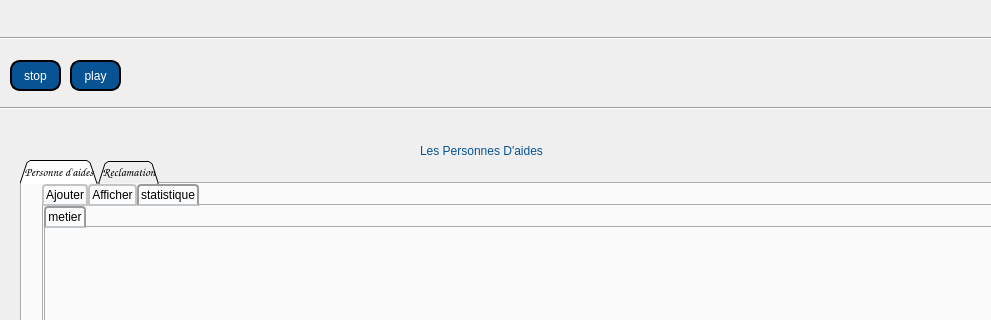
Qt form mainwindow1.ui (yanni2302/smart_parental_monitoring_2A22) before a commit; both pictures show x 0 to 991 and y 0 to 320 of the 1144 by 734 pixel window.
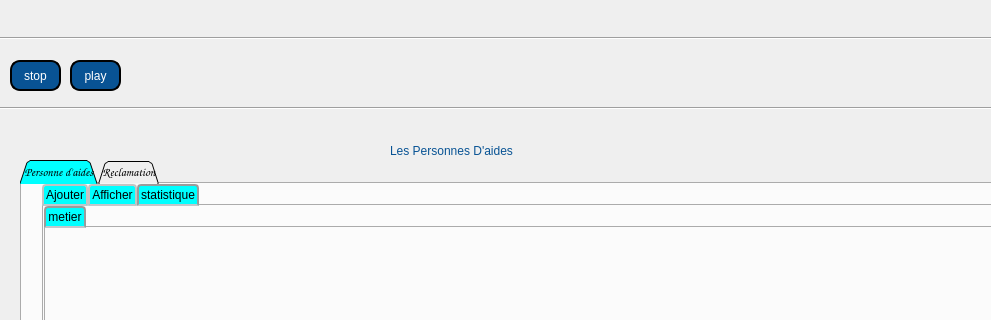
The same form after that commit. The open tabs and pages were chosen to show the change. Icons and pictures are not drawn.

What changed in the file:
```diff
--- a/mainwindow1.ui
+++ b/mainwindow1.ui
@@ -130,13 +130,15 @@
     </font>
    </property>
    <property name="styleSheet">
-    <string notr="true">QTabBar::tab {
+    <string notr="true">
+QTabBar::tab {
+	background-color: rgb(0, 255, 255);
 
     background: qlineargradient(x1: 0, y1: 0, x2: 0, y2: 1,
-                                stop: 0 #E1E1E1, stop: 0.4 #DDDDDD,
-                                stop: 0.5 #D8D8D8, stop: 1.0 #D3D3D3);
-    border: 2px solid#C4C4C3;
-    border-bottom-color: #C2C7CB; /* same as the pane color */
+                                stop: 0 #fade02, stop: 0.4 #fade02,
+                                stop: 0.5 #fade02, stop: 1.0 #fade02);
+    border: 2px solid#085394;
+    border-bottom-color: #085394;/* same as the pane color */
     border-top-left-radius: 4px;
     border-top-right-radius: 4px;
     min-width:20ex;
@@ -146,13 +148,13 @@
 
 QTabBar::tab:selected, QTabBar::tab:hover {
     background: qlineargradient(x1: 0, y1: 0, x2: 0, y2: 1,
-                                stop: 0 #fafafa, stop: 0.4 #f4f4f4,
-                                stop: 0.5 #e7e7e7, stop: 1.0 #fafafa);
+                                stop: 0 #fade02, stop: 0.4 #fade02,
+                                stop: 0.5 #fade02, stop: 1.0 #fade02);
 }
 
 QTabBar::tab:selected {
-    border-color: #9B9B9B;
-    border-bottom-color: #C2C7CB; /* same as pane color */
+    border-color: #085394;
+    border-bottom-color: #085394;/* same as pane color */
 }
 </string>
    </property>
@@ -1628,10 +1630,10 @@
   <widget class="QLabel" name="label_6">
    <property name="geometry">
     <rect>
-     <x>420</x>
-     <y>90</y>
+     <x>390</x>
+     <y>120</y>
      <width>431</width>
-     <height>121</height>
+     <height>61</height>
     </rect>
    </property>
    <property name="styleSheet">
```
Left out of the diff: 16 changed lines with no effect on the pictures.
